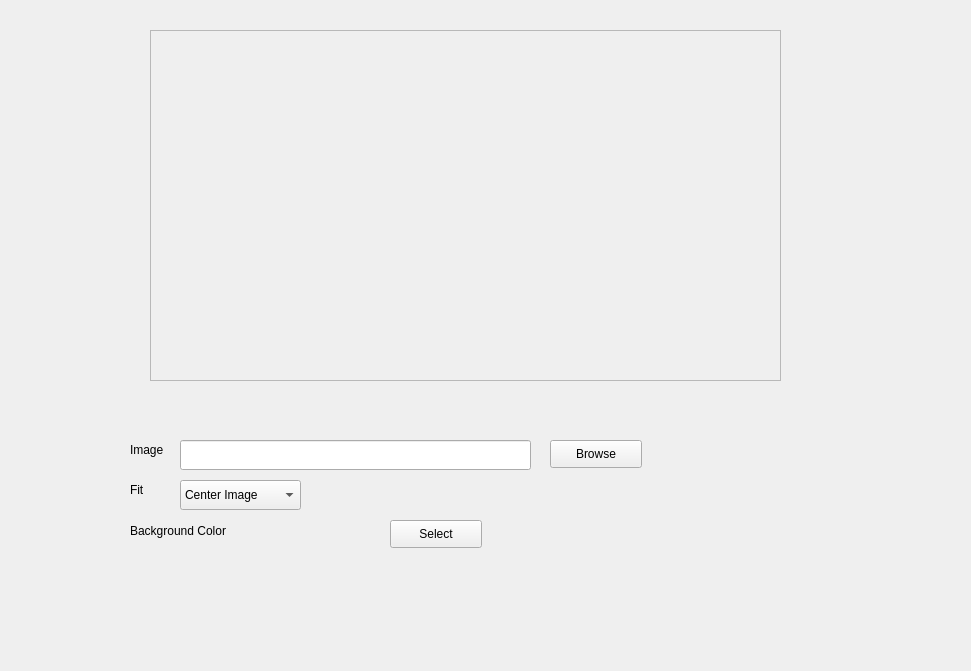
andrewzwicky/wallpaste, file wallpaste/wallpaste.ui: the form before one commit.
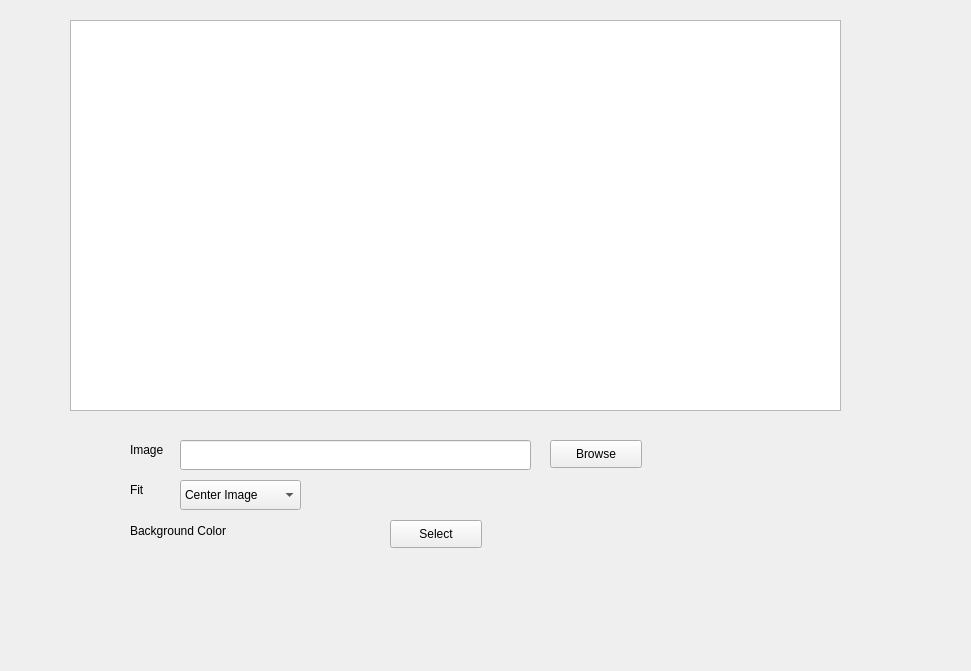
The form after the commit.

Commit message: updating wallpaste main file.  Now using QGraphicsView instead of a custom scaling function for the monitor resizing.  Should make overlaying images easier in the future as well

```diff
--- a/wallpaste/wallpaste.ui
+++ b/wallpaste/wallpaste.ui
@@ -14,22 +14,6 @@
    <string>MainWindow</string>
   </property>
   <widget class="QWidget" name="central_widget">
-   <widget class="QFrame" name="monitor_frame">
-    <property name="geometry">
-     <rect>
-      <x>150</x>
-      <y>30</y>
-      <width>631</width>
-      <height>351</height>
-     </rect>
-    </property>
-    <property name="frameShape">
-     <enum>QFrame::StyledPanel</enum>
-    </property>
-    <property name="frameShadow">
-     <enum>QFrame::Raised</enum>
-    </property>
-   </widget>
    <widget class="QWidget" name="options_widget" native="true">
     <property name="geometry">
      <rect>
@@ -145,8 +129,28 @@
      </property>
     </widget>
    </widget>
-   <zorder>options_widget</zorder>
-   <zorder>monitor_frame</zorder>
+   <widget class="QGraphicsView" name="monitor_display">
+    <property name="geometry">
+     <rect>
+      <x>70</x>
+      <y>20</y>
+      <width>771</width>
+      <height>391</height>
+     </rect>
+    </property>
+    <property name="minimumSize">
+     <size>
+      <width>771</width>
+      <height>391</height>
+     </size>
+    </property>
+    <property name="maximumSize">
+     <size>
+      <width>771</width>
+      <height>391</height>
+     </size>
+    </property>
+   </widget>
   </widget>
  </widget>
  <resources/>
```
The commit also changes 4 other files.
